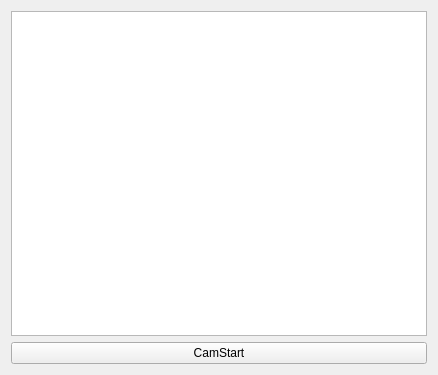
First picture: the form in Embedded/Qt/AiotClient_tab7/tab6webcamera.ui, repository SugarG-G/Intel_AI_Edge_Academy, before the edit.
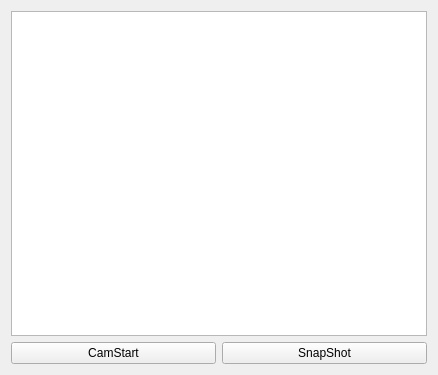
Second picture: the form after the edit.

What changed in the file:
```diff
--- a/Embedded/Qt/AiotClient_tab7/tab6webcamera.ui
+++ b/Embedded/Qt/AiotClient_tab7/tab6webcamera.ui
@@ -13,11 +13,15 @@
   <property name="windowTitle">
    <string>Form</string>
   </property>
+  <layout class="QVBoxLayout" name="verticalLayout_2">
+   <item>
   <layout class="QVBoxLayout" name="verticalLayout">
    <item>
     <widget class="QGraphicsView" name="pGPView"/>
    </item>
    <item>
+      <layout class="QHBoxLayout" name="horizontalLayout">
+       <item>
     <widget class="QPushButton" name="pPBCamStart">
      <property name="text">
       <string>CamStart</string>
@@ -26,6 +30,17 @@
       <bool>true</bool>
      </property>
     </widget>
+       </item>
+       <item>
+        <widget class="QPushButton" name="pPBsnapShot">
+         <property name="text">
+          <string>SnapShot</string>
+         </property>
+        </widget>
+       </item>
+      </layout>
+     </item>
+    </layout>
    </item>
   </layout>
  </widget>
```
Lines whose indentation alone changed are shown as unchanged.
